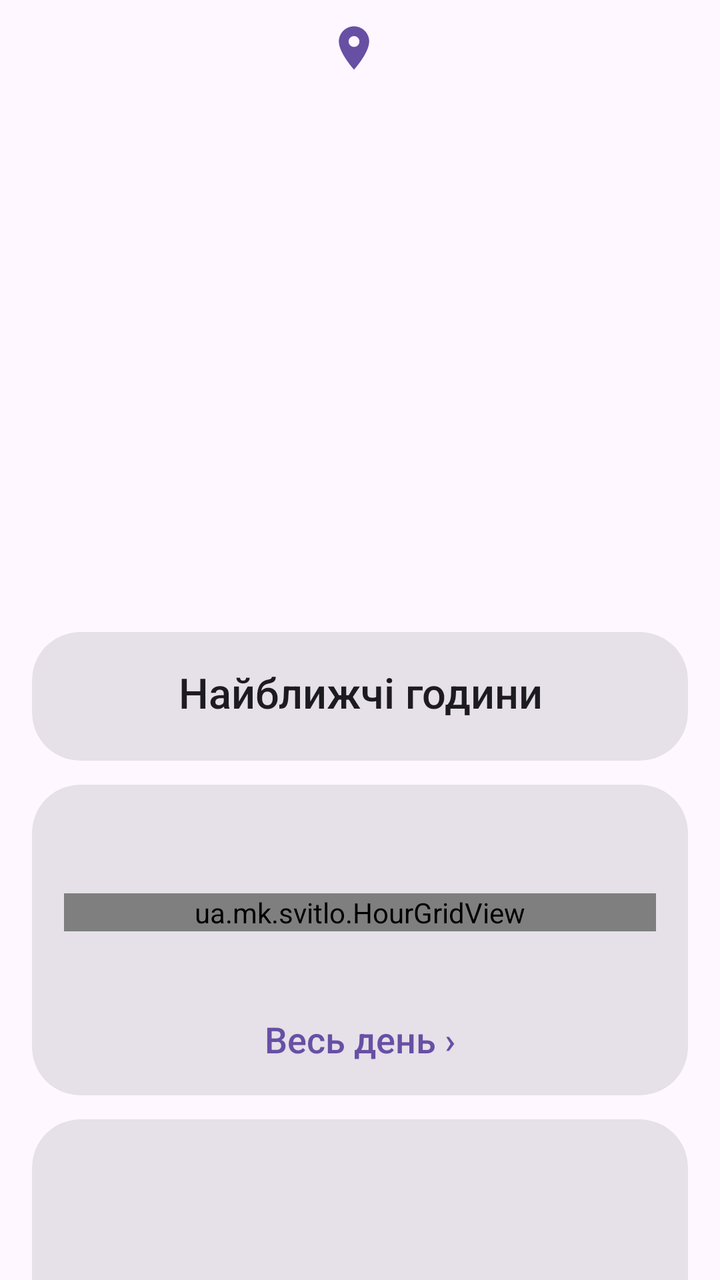
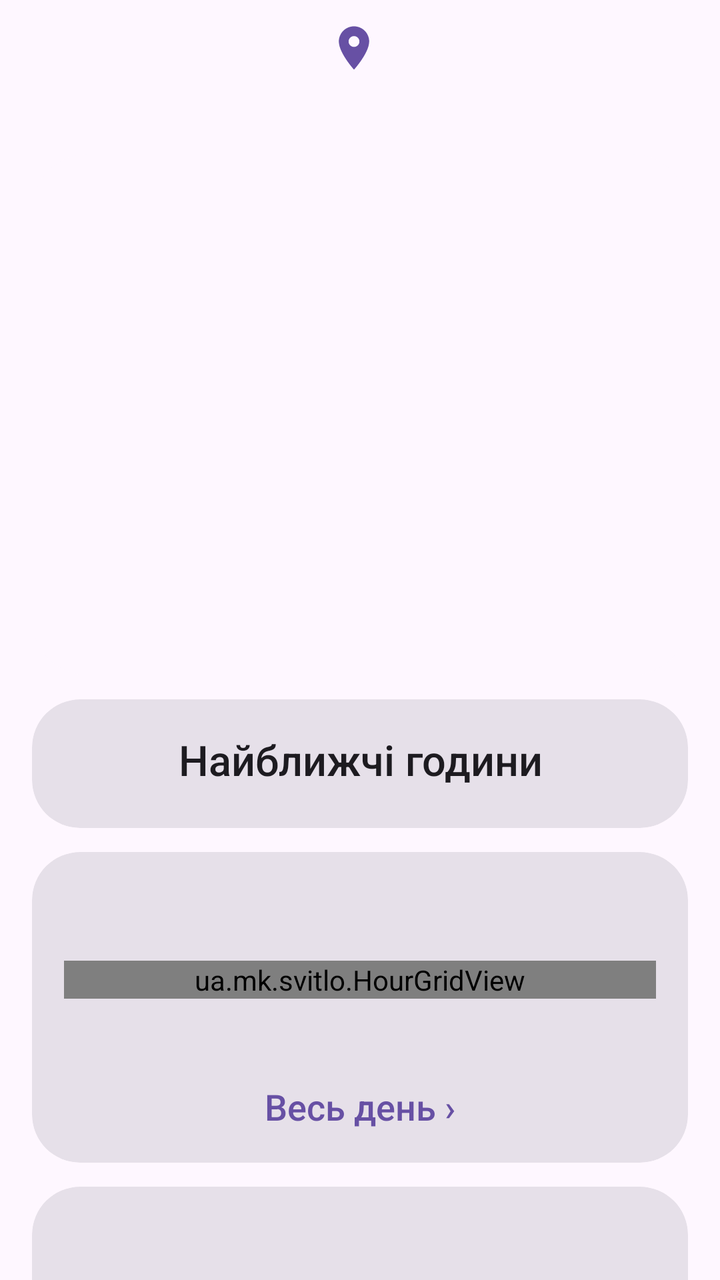

Two renders of the same Android screen: before a commit and after it. Below are the layout's source before the change and the commit's diff.
<!-- AndroidManifest.xml: application theme AppTheme -->
<!-- res/layout/page_address.xml -->
<?xml version="1.0" encoding="utf-8"?>
<androidx.core.widget.NestedScrollView xmlns:android="http://schemas.android.com/apk/res/android"
    xmlns:app="http://schemas.android.com/apk/res-auto"
    android:layout_width="match_parent"
    android:layout_height="match_parent">

    <LinearLayout
        android:id="@+id/page_content"
        android:layout_width="match_parent"
        android:layout_height="wrap_content"
        android:orientation="vertical"
        android:paddingStart="16dp"
        android:paddingTop="8dp"
        android:paddingEnd="16dp"
        android:paddingBottom="24dp">

        
        <LinearLayout
            android:id="@+id/p_addr_box"
            android:layout_width="wrap_content"
            android:layout_height="wrap_content"
            android:layout_gravity="center_horizontal"
            android:gravity="center_vertical"
            android:orientation="horizontal">

            <ImageView
                android:layout_width="26dp"
                android:layout_height="26dp"
                android:layout_marginEnd="6dp"
                android:contentDescription="@null"
                android:src="@drawable/ic_place"
                android:tint="?attr/colorPrimary" />

            <TextView
                android:id="@+id/p_addr_name"
                android:layout_width="wrap_content"
                android:layout_height="wrap_content"
                android:fontFamily="sans-serif-medium"
                android:gravity="center"
                android:textColor="?attr/colorOnSurface"
                android:textSize="24sp" />
        </LinearLayout>

        <TextView
            android:id="@+id/p_addr_full"
            android:layout_width="match_parent"
            android:layout_height="wrap_content"
            android:layout_marginTop="2dp"
            android:layout_marginBottom="12dp"
            android:gravity="center"
            android:textColor="?attr/colorOnSurfaceVariant"
            android:textSize="17sp" />

        
        <com.google.android.material.card.MaterialCardView
            android:id="@+id/card_hero"
            android:layout_width="match_parent"
            android:layout_height="wrap_content"
            app:cardCornerRadius="28dp"
            app:cardElevation="0dp"
            app:strokeWidth="0dp">

            <LinearLayout
                android:layout_width="match_parent"
                android:layout_height="wrap_content"
                android:gravity="center_horizontal"
                android:orientation="vertical"
                android:paddingStart="20dp"
                android:paddingTop="22dp"
                android:paddingEnd="20dp"
                android:paddingBottom="22dp">

                <ImageView
                    android:id="@+id/h_icon"
                    android:layout_width="60dp"
                    android:layout_height="60dp"
                    android:contentDescription="@null" />

                <TextView
                    android:id="@+id/h_title"
                    android:layout_width="match_parent"
                    android:layout_height="wrap_content"
                    android:layout_marginTop="6dp"
                    android:fontFamily="sans-serif-medium"
                    android:gravity="center"
                    android:textSize="36sp" />

                <TextView
                    android:id="@+id/h_line1"
                    android:layout_width="match_parent"
                    android:layout_height="wrap_content"
                    android:layout_marginTop="10dp"
                    android:fontFamily="sans-serif-medium"
                    android:gravity="center"
                    android:textSize="24sp" />

                <TextView
                    android:id="@+id/h_line2"
                    android:layout_width="match_parent"
                    android:layout_height="wrap_content"
                    android:layout_marginTop="2dp"
                    android:gravity="center"
                    android:textSize="18sp" />

                <com.google.android.material.button.MaterialButton
                    android:id="@+id/btn_add_first"
                    android:layout_width="wrap_content"
                    android:layout_height="wrap_content"
                    android:layout_marginTop="14dp"
                    android:text="Додати адресу"
                    android:textSize="18sp"
                    android:visibility="gone"
                    app:icon="@drawable/ic_add" />
            </LinearLayout>
        </com.google.android.material.card.MaterialCardView>

        
        <com.google.android.material.card.MaterialCardView
            android:id="@+id/card_next"
            style="?attr/materialCardViewFilledStyle"
            android:layout_width="match_parent"
            android:layout_height="wrap_content"
            android:layout_marginTop="12dp"
            app:cardCornerRadius="24dp">

            <LinearLayout
                android:layout_width="match_parent"
                android:layout_height="wrap_content"
                android:orientation="vertical"
                android:padding="16dp">

                <TextView
                    android:layout_width="match_parent"
                    android:layout_height="wrap_content"
                    android:layout_marginBottom="4dp"
                    android:fontFamily="sans-serif-medium"
                    android:gravity="center"
                    android:text="Найближчі години"
                    android:textColor="?attr/colorOnSurface"
                    android:textSize="21sp" />

                <LinearLayout
                    android:id="@+id/m_next"
                    android:layout_width="match_parent"
                    android:layout_height="wrap_content"
                    android:orientation="vertical" />
            </LinearLayout>
        </com.google.android.material.card.MaterialCardView>

        
        <com.google.android.material.card.MaterialCardView
            android:id="@+id/card_today"
            style="?attr/materialCardViewFilledStyle"
            android:layout_width="match_parent"
            android:layout_height="wrap_content"
            android:layout_marginTop="12dp"
            app:cardCornerRadius="24dp">

            <LinearLayout
                android:layout_width="match_parent"
                android:layout_height="wrap_content"
                android:orientation="vertical"
                android:padding="16dp">

                <TextView
                    android:id="@+id/m_today_label"
                    android:layout_width="match_parent"
                    android:layout_height="wrap_content"
                    android:fontFamily="sans-serif-medium"
                    android:gravity="center"
                    android:textColor="?attr/colorOnSurface"
                    android:textSize="21sp" />

                <ua.mk.svitlo.HourGridView
                    android:id="@+id/m_today_grid"
                    android:layout_width="match_parent"
                    android:layout_height="wrap_content"
                    android:layout_marginTop="10dp" />

                <TextView
                    android:id="@+id/m_legend"
                    android:layout_width="match_parent"
                    android:layout_height="wrap_content"
                    android:layout_marginTop="10dp"
                    android:gravity="center"
                    android:lineSpacingExtra="4dp"
                    android:textColor="?attr/colorOnSurfaceVariant"
                    android:textSize="16sp" />

                <TextView
                    android:layout_width="match_parent"
                    android:layout_height="wrap_content"
                    android:layout_marginTop="10dp"
                    android:fontFamily="sans-serif-medium"
                    android:gravity="center"
                    android:text="Весь день ›"
                    android:textColor="?attr/colorPrimary"
                    android:textSize="18sp" />
            </LinearLayout>
        </com.google.android.material.card.MaterialCardView>

        
        <com.google.android.material.card.MaterialCardView
            android:id="@+id/card_tomorrow"
            style="?attr/materialCardViewFilledStyle"
            android:layout_width="match_parent"
            android:layout_height="wrap_content"
            android:layout_marginTop="12dp"
            app:cardCornerRadius="24dp">

            <LinearLayout
                android:layout_width="match_parent"
                android:layout_height="wrap_content"
                android:orientation="vertical"
                android:padding="16dp">

                <TextView
                    android:id="@+id/m_tomorrow_label"
                    android:layout_width="match_parent"
                    android:layout_height="wrap_content"
                    android:fontFamily="sans-serif-medium"
                    android:gravity="center"
                    android:textColor="?attr/colorOnSurface"
                    android:textSize="21sp" />

                <TextView
                    android:id="@+id/m_tomorrow_text"
                    android:layout_width="match_parent"
                    android:layout_height="wrap_content"
                    android:layout_marginTop="8dp"
                    android:gravity="center"
                    android:lineSpacingExtra="2dp"
                    android:textColor="?attr/colorOnSurface"
                    android:textSize="20sp" />

                <ua.mk.svitlo.HourGridView
                    android:id="@+id/m_tomorrow_grid"
                    android:layout_width="match_parent"
                    android:layout_height="wrap_content"
                    android:layout_marginTop="10dp" />

                <TextView
                    android:id="@+id/m_tomorrow_more"
                    android:layout_width="match_parent"
                    android:layout_height="wrap_content"
                    android:layout_marginTop="10dp"
                    android:fontFamily="sans-serif-medium"
                    android:gravity="center"
                    android:text="Весь день ›"
                    android:textColor="?attr/colorPrimary"
                    android:textSize="18sp" />
            </LinearLayout>
        </com.google.android.material.card.MaterialCardView>

        
        <TextView
            android:id="@+id/m_queues"
            android:layout_width="match_parent"
            android:layout_height="wrap_content"
            android:layout_marginTop="16dp"
            android:gravity="center"
            android:textColor="?attr/colorOnSurfaceVariant"
            android:textSize="15sp" />

        <TextView
            android:id="@+id/m_updated"
            android:layout_width="match_parent"
            android:layout_height="wrap_content"
            android:layout_marginTop="2dp"
            android:gravity="center"
            android:textColor="?attr/colorOnSurfaceVariant"
            android:textSize="14sp" />
    </LinearLayout>
</androidx.core.widget.NestedScrollView>
<!-- resources referenced by this layout -->
<resources>
  <!-- drawable ic_add (drawable) -->
  <?xml version="1.0" encoding="utf-8"?>
  <vector xmlns:android="http://schemas.android.com/apk/res/android"
      android:width="24dp"
      android:height="24dp"
      android:viewportWidth="24"
      android:viewportHeight="24">
      <path android:fillColor="#FF000000" android:pathData="M19,13h-6v6h-2v-6H5v-2h6V5h2v6h6v2z" />
  </vector>
  <!-- drawable ic_place (drawable) -->
  <?xml version="1.0" encoding="utf-8"?>
  <vector xmlns:android="http://schemas.android.com/apk/res/android"
      android:width="24dp"
      android:height="24dp"
      android:viewportWidth="24"
      android:viewportHeight="24">
      <path android:fillColor="#FF000000" android:pathData="M12,2C8.13,2 5,5.13 5,9c0,5.25 7,13 7,13s7,-7.75 7,-13c0,-3.87 -3.13,-7 -7,-7zM12,11.5c-1.38,0 -2.5,-1.12 -2.5,-2.5s1.12,-2.5 2.5,-2.5 2.5,1.12 2.5,2.5 -1.12,2.5 -2.5,2.5z" />
  </vector>
  <style name="AppTheme" parent="Theme.Material3.DayNight.NoActionBar">
          <item name="android:statusBarColor">?attr/colorSurface</item>
          <item name="android:windowLightStatusBar">@bool/light_bars</item>
      </style>
</resources>

<!-- the commit's change to res/layout/page_address.xml (unified diff, before → after) -->
@@ -1,4 +1,5 @@
 <?xml version="1.0" encoding="utf-8"?>
+
 <androidx.core.widget.NestedScrollView xmlns:android="http://schemas.android.com/apk/res/android"
     xmlns:app="http://schemas.android.com/apk/res-auto"
     android:layout_width="match_parent"
@@ -102,6 +103,15 @@
                     android:gravity="center"
                     android:textSize="18sp" />
 
+                
+                <TextView
+                    android:id="@+id/h_line3"
+                    android:layout_width="match_parent"
+                    android:layout_height="wrap_content"
+                    android:layout_marginTop="8dp"
+                    android:gravity="center"
+                    android:textSize="19sp" />
+
                 <com.google.android.material.button.MaterialButton
                     android:id="@+id/btn_add_first"
                     android:layout_width="wrap_content"
